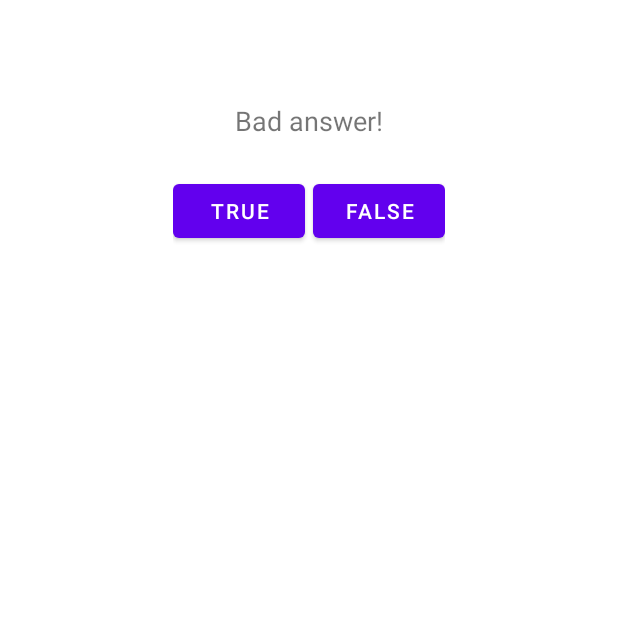
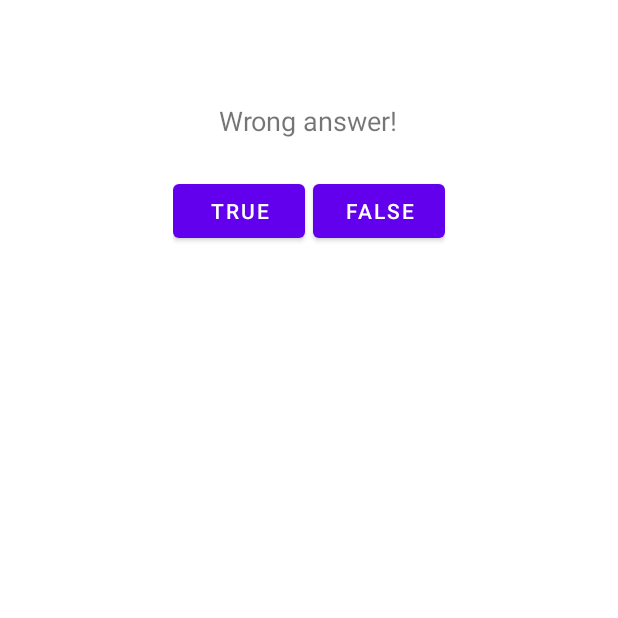
Before and after one commit to merkel1860/ClassAndroidApp_1, an Android app: the screen it shows after launch (MainActivity), after a tap on "TRUE", on a phone screen of 412 x 824 dp, the part 503-1121 px from its top. Run offline under Robolectric (Android 15) with nearby library versions, the phone set to English and light mode, and no system bars.

```diff
--- a/app/src/main/java/com/example/classandroidapp_1/MainActivity.java
+++ b/app/src/main/java/com/example/classandroidapp_1/MainActivity.java
@@ -22,7 +22,7 @@ public class MainActivity extends AppCompatActivity {
         truBtn.setOnClickListener(new View.OnClickListener() {
             @Override
             public void onClick(View v) {
-                displayTextView.setText("Bad answer!");
+                displayTextView.setText("Wrong answer!");
             }
         });
         falseBtn.setOnClickListener(new View.OnClickListener() {
```
